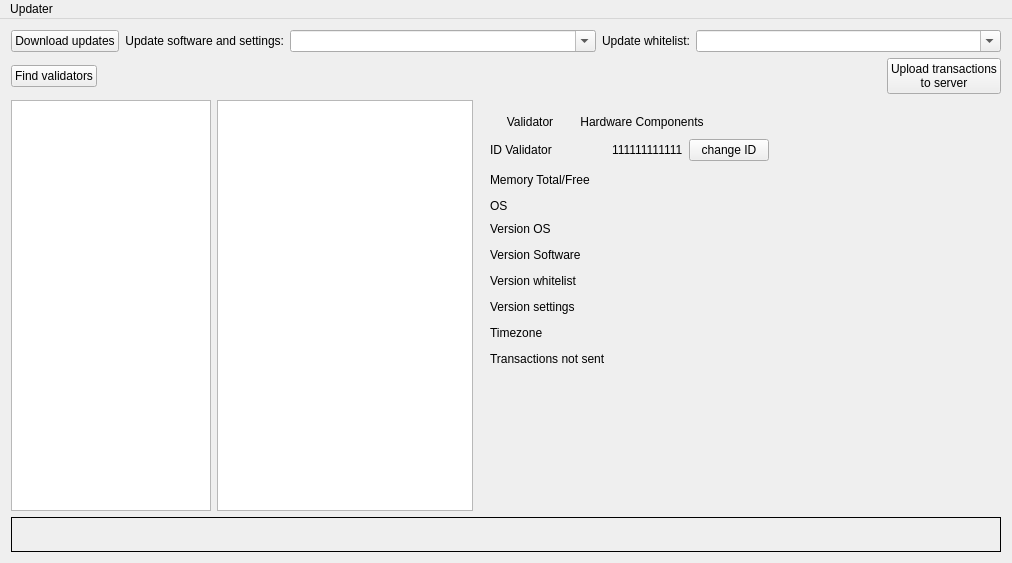
The window that updater/updater.ui (sergeysy/updater) describes before a commit, drawn with Qt 5.
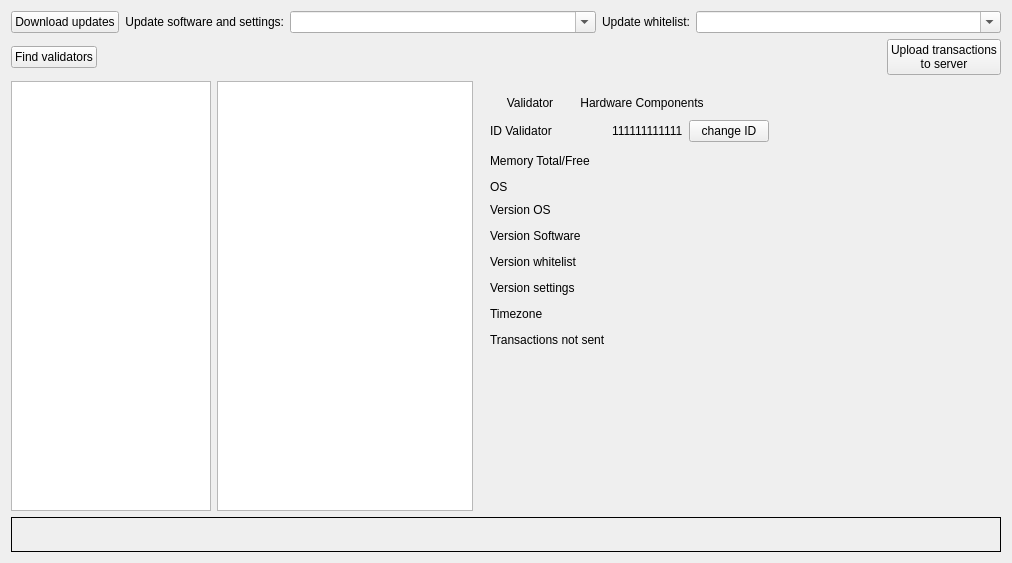
The same window after the commit.

Diff of the .ui file:
```diff
--- a/updater/updater.ui
+++ b/updater/updater.ui
@@ -595,13 +595,6 @@
    <property name="nativeMenuBar">
     <bool>false</bool>
    </property>
-   <widget class="QMenu" name="menuUpdater">
-    <property name="title">
-     <string>Updater</string>
-    </property>
-    <addaction name="actionDownload_updates"/>
-   </widget>
-   <addaction name="menuUpdater"/>
   </widget>
   <action name="actionDownload_updates">
    <property name="text">
```
